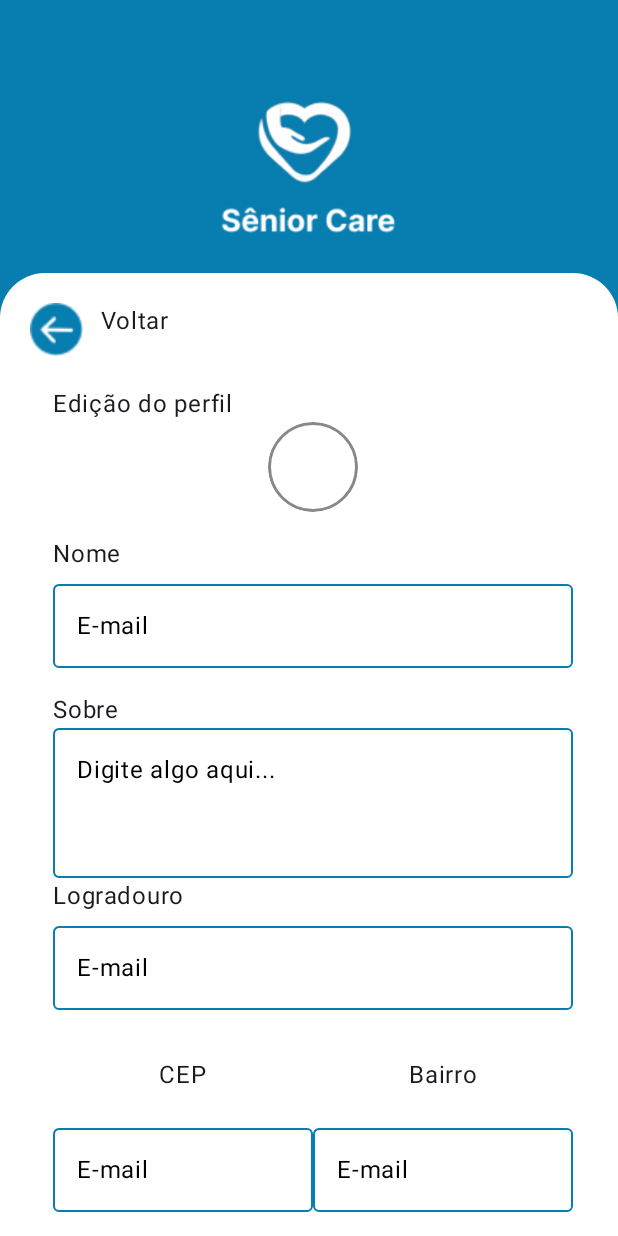
After one commit to SeniorCareSP/app-seniorCare-kotlin, an Android app built with Jetpack Compose: the EdicaoPerfil screen opened directly, with no data from a screen before it, on a phone screen of 412 x 824 dp. The commit adds this screen. Run offline under Robolectric (Android 15) with nearby library versions, the phone set to English and light mode, and no system bars.

Commit message:
melhorias nas telas

```diff
--- a/App/app/src/main/AndroidManifest.xml
+++ b/App/app/src/main/AndroidManifest.xml
@@ -12,6 +12,11 @@
         android:supportsRtl="true"
         android:theme="@style/Theme.MobileSeniorCare"
         tools:targetApi="31">
+        <activity
+            android:name=".EdicaoPerfil"
+            android:exported="false"
+            android:label="@string/title_activity_edicao_perfil"
+            android:theme="@style/Theme.MobileSeniorCare" />
         <activity
             android:name=".Cadastro6"
             android:exported="false"
--- a/App/app/src/main/java/com/example/mobileseniorcare/Cadastro1.kt
+++ b/App/app/src/main/java/com/example/mobileseniorcare/Cadastro1.kt
@@ -20,6 +20,7 @@ import androidx.compose.foundation.layout.height
 import androidx.compose.foundation.layout.padding
 import androidx.compose.foundation.layout.size
 import androidx.compose.foundation.layout.width
+import androidx.compose.foundation.shape.RoundedCornerShape
 import androidx.compose.material3.Button
 import androidx.compose.material3.OutlinedTextField
 import androidx.compose.material3.OutlinedTextFieldDefaults
@@ -218,8 +219,8 @@ fun Greeting2(name: String, modifier: Modifier = Modifier) {
             Button(
                 onClick = { /* Ação de próximo */ },
                 modifier = Modifier
-                    .fillMaxWidth()
-                    .clip(androidx.compose.foundation.shape.RoundedCornerShape(8.dp)), // Bordas arredondadas
+                    .fillMaxWidth(),
+                shape = RoundedCornerShape(10.dp),
                 colors = androidx.compose.material3.ButtonDefaults.buttonColors(
                     containerColor = buttonBackgroundColor,
                     contentColor = buttonTextColor
--- a/App/app/src/main/java/com/example/mobileseniorcare/Cadastro2.kt
+++ b/App/app/src/main/java/com/example/mobileseniorcare/Cadastro2.kt
@@ -20,6 +20,7 @@ import androidx.compose.foundation.layout.height
 import androidx.compose.foundation.layout.padding
 import androidx.compose.foundation.layout.size
 import androidx.compose.foundation.layout.width
+import androidx.compose.foundation.shape.RoundedCornerShape
 import androidx.compose.material3.Button
 import androidx.compose.material3.OutlinedTextField
 import androidx.compose.material3.OutlinedTextFieldDefaults
@@ -187,8 +188,8 @@ fun Greeting3(name: String, modifier: Modifier = Modifier) {
                 Button(
                     onClick = { /* Ação de próximo */ },
                     modifier = Modifier
-                        .fillMaxWidth()
-                        .clip(androidx.compose.foundation.shape.RoundedCornerShape(8.dp)),
+                        .fillMaxWidth(),
+                    shape = RoundedCornerShape(10.dp),
                     colors = androidx.compose.material3.ButtonDefaults.buttonColors(
                         containerColor = buttonBackgroundColor,
                         contentColor = buttonTextColor
@@ -202,6 +203,7 @@ fun Greeting3(name: String, modifier: Modifier = Modifier) {
                         .fillMaxWidth()
                         .clip(androidx.compose.foundation.shape.RoundedCornerShape(8.dp))
                         .border(1.dp, borderColor, shape = androidx.compose.foundation.shape.RoundedCornerShape(8.dp)),
+                    shape = RoundedCornerShape(10.dp),
                     colors = androidx.compose.material3.ButtonDefaults.buttonColors(
                         containerColor = buttonWhiteBackgroundColor,
                         contentColor = buttonWhiteTextColor
--- a/App/app/src/main/java/com/example/mobileseniorcare/Cadastro3.kt
+++ b/App/app/src/main/java/com/example/mobileseniorcare/Cadastro3.kt
@@ -17,6 +17,7 @@ import androidx.compose.foundation.layout.fillMaxWidth
 import androidx.compose.foundation.layout.height
 import androidx.compose.foundation.layout.padding
 import androidx.compose.foundation.layout.size
+import androidx.compose.foundation.shape.RoundedCornerShape
 import androidx.compose.material3.Button
 import androidx.compose.material3.OutlinedTextField
 import androidx.compose.material3.OutlinedTextFieldDefaults
@@ -168,8 +169,8 @@ fun Greeting4(name: String, modifier: Modifier = Modifier) {
                 Button(
                     onClick = { /* Ação de próximo */ },
                     modifier = Modifier
-                        .fillMaxWidth()
-                        .clip(androidx.compose.foundation.shape.RoundedCornerShape(8.dp)),
+                        .fillMaxWidth(),
+                    shape = RoundedCornerShape(10.dp),
                     colors = androidx.compose.material3.ButtonDefaults.buttonColors(
                         containerColor = buttonBackgroundColor,
                         contentColor = buttonTextColor
@@ -183,6 +184,7 @@ fun Greeting4(name: String, modifier: Modifier = Modifier) {
                         .fillMaxWidth()
                         .clip(androidx.compose.foundation.shape.RoundedCornerShape(8.dp))
                         .border(1.dp, borderColor, shape = androidx.compose.foundation.shape.RoundedCornerShape(8.dp)),
+                        shape = RoundedCornerShape(10.dp),
                     colors = androidx.compose.material3.ButtonDefaults.buttonColors(
                         containerColor = buttonWhiteBackgroundColor,
                         contentColor = buttonWhiteTextColor
--- a/App/app/src/main/java/com/example/mobileseniorcare/Cadastro4.kt
+++ b/App/app/src/main/java/com/example/mobileseniorcare/Cadastro4.kt
@@ -9,6 +9,7 @@ import androidx.compose.foundation.background
 import androidx.compose.foundation.border
 import androidx.compose.foundation.layout.*
 import androidx.compose.foundation.selection.selectable
+import androidx.compose.foundation.shape.RoundedCornerShape
 import androidx.compose.material3.Button
 import androidx.compose.material3.OutlinedTextField
 import androidx.compose.material3.OutlinedTextFieldDefaults
@@ -172,6 +173,7 @@ fun Greeting5(name: String, modifier: Modifier = Modifier) {
                     modifier = Modifier
                         .fillMaxWidth()
                         .clip(androidx.compose.foundation.shape.RoundedCornerShape(8.dp)),
+                    shape = RoundedCornerShape(10.dp),
                     colors = androidx.compose.material3.ButtonDefaults.buttonColors(
                         containerColor = buttonBackgroundColor,
                         contentColor = buttonTextColor
@@ -185,6 +187,7 @@ fun Greeting5(name: String, modifier: Modifier = Modifier) {
                         .fillMaxWidth()
                         .clip(androidx.compose.foundation.shape.RoundedCornerShape(8.dp))
                         .border(1.dp, borderColor, shape = androidx.compose.foundation.shape.RoundedCornerShape(8.dp)),
+                    shape = RoundedCornerShape(10.dp),
                     colors = androidx.compose.material3.ButtonDefaults.buttonColors(
                         containerColor = buttonWhiteBackgroundColor,
                         contentColor = labelColor
--- /dev/null
+++ b/App/app/src/main/java/com/example/mobileseniorcare/EdicaoPerfil.kt
@@ -0,0 +1,319 @@
+package com.example.mobileseniorcare
+
+import android.os.Bundle
+import androidx.activity.ComponentActivity
+import androidx.activity.compose.setContent
+import androidx.activity.enableEdgeToEdge
+import androidx.compose.foundation.Image
+import androidx.compose.foundation.background
+import androidx.compose.foundation.border
+import androidx.compose.foundation.layout.*
+import androidx.compose.foundation.rememberScrollState
+import androidx.compose.foundation.verticalScroll
+import androidx.compose.foundation.shape.CircleShape
+import androidx.compose.foundation.shape.RoundedCornerShape
+import androidx.compose.material3.*
+import androidx.compose.runtime.*
+import androidx.compose.ui.Alignment
+import androidx.compose.ui.draw.clip
+import androidx.compose.ui.graphics.Color
+import androidx.compose.ui.Modifier
+import androidx.compose.ui.platform.LocalConfiguration
+import androidx.compose.ui.res.painterResource
+import androidx.compose.ui.text.style.TextAlign
+import androidx.compose.ui.tooling.preview.Preview
+import androidx.compose.ui.unit.dp
+import androidx.compose.ui.unit.sp
+import com.example.mobileseniorcare.ui.theme.MobileSeniorCareTheme
+
+class EdicaoPerfil : ComponentActivity() {
+    override fun onCreate(savedInstanceState: Bundle?) {
+        super.onCreate(savedInstanceState)
+        enableEdgeToEdge()
+        setContent {
+            MobileSeniorCareTheme {
+                Scaffold(modifier = Modifier.fillMaxSize()) { innerPadding ->
+                    Greeting7(
+                        name = "Android",
+                        modifier = Modifier.padding(innerPadding)
+                    )
+                }
+            }
+        }
+    }
+}
+
+@Composable
+fun Greeting7(name: String, modifier: Modifier = Modifier) {
+    var email by remember { mutableStateOf("") }
+    var senha by remember { mutableStateOf("") }
+    var confirmarSenha by remember { mutableStateOf("") }
+    var cep by remember { mutableStateOf("") }
+    var selectedOption by remember { mutableStateOf("") }
+    val labelColor = Color(0xFF000000)
+    val borderColor = Color(0xFF077DB0)
+    val buttonBackgroundColor = Color(0xFF077DB0)
+    val buttonTextColor = Color.White
+    val buttonWhiteTextColor = Color(0xFF077DB0)
+    val buttonWhiteBackgroundColor = Color.White
+    val textColor = Color.Black
+    var text by remember { mutableStateOf("Digite algo aqui...") }
+
+    val scrollState = rememberScrollState()
+
+    Box(
+        modifier = modifier
+            .fillMaxSize()
+            .background(color = Color(0xFF077DB0)) // Fundo azul
+    ) {
+        Column(
+            modifier = Modifier
+                .fillMaxSize()
+        ) {
+            // Parte superior azul com logo e texto
+            Column(
+                modifier = Modifier
+                    .fillMaxWidth(),
+                //    .heightIn(max = 0.35f * LocalConfiguration.current.screenHeightDp.dp), // 35% para a área azul
+                horizontalAlignment = Alignment.CenterHorizontally,
+                verticalArrangement = Arrangement.Top // Logo mais pra cima
+            ) {
+                Spacer(modifier = Modifier.height(32.dp)) // Espaço para mover a logo mais para cima
+                Image(
+                    painter = painterResource(id = R.drawable.logo_mobile), // Substitua pelo seu recurso de imagem
+                    contentDescription = "Logo do Mobile Senior Care",
+                    modifier = Modifier.size(150.dp) // Ajuste do tamanho da imagem
+                )
+            }
+
+            // Parte inferior branca com campos de login e botões
+            Column(
+                modifier = Modifier
+                    .fillMaxWidth()
+                    .verticalScroll(rememberScrollState())
+                    .background(
+                        color = Color.White,
+                        shape = RoundedCornerShape(
+                            topEnd = 30.dp,
+                            topStart = 30.dp
+                        )
+                    )
+                    .padding(20.dp),
+                horizontalAlignment = Alignment.CenterHorizontally,
+                verticalArrangement = Arrangement.Top // Conteúdo mais para baixo
+            ) {
+
+                Row(
+                    modifier = Modifier
+                        .fillMaxWidth(),
+                    horizontalArrangement = Arrangement.Start
+                ) {
+                    Image(
+                        painter = painterResource(id = R.drawable.seta), // Substitua pelo seu recurso de imagem
+                        contentDescription = "Logo do Mobile Senior Care",
+                        modifier = Modifier.size(35.dp) // Ajuste do tamanho da imagem
+                    )
+                    Text(text = "Voltar", modifier = Modifier.padding(start = 12.dp))
+                }
+                Spacer(modifier = Modifier.height(20.dp))
+
+                Column(
+                    modifier = Modifier
+                        .fillMaxWidth()
+                        .padding(start = 15.dp, end = 10.dp)
+                ) {
+                    Row(
+                        modifier = Modifier.fillMaxWidth(),
+                        horizontalArrangement = Arrangement.Start
+                    ) {
+                        Text(text = "Edição do perfil")
+                    }
+                    Column(
+                        modifier = Modifier
+                            .fillMaxWidth(),
+                        horizontalAlignment = Alignment.CenterHorizontally
+                    ) {
+                        Image(
+                            painter = painterResource(id = R.drawable.senior_care),
+                            contentDescription = "Imagem do Chat",
+                            modifier = Modifier
+                                .size(60.dp)
+                                .clip(CircleShape)
+                                .border(2.dp, Color.Gray, CircleShape)
+                        )
+                    }
+
+                    Spacer(modifier = Modifier.height(16.dp))
+                    Text(text = "Nome")
+                    OutlinedTextField(
+                        label = { Text("E-mail", color = labelColor) },
+                        value = email,
+                        onValueChange = { email = it },
+                        modifier = Modifier.fillMaxWidth(),
+                        colors = OutlinedTextFieldDefaults.colors(
+                            focusedBorderColor = borderColor,
+                            unfocusedBorderColor = borderColor,
+                            focusedTextColor = textColor,
+                            unfocusedTextColor = textColor
+                        )
+                    )
+                    Spacer(modifier = Modifier.height(16.dp))
+                    Text(text = "Sobre", fontSize = 16.sp)
+                    OutlinedTextField(
+                        value = text,
+                        onValueChange = { newText -> text = newText },
+                        modifier = Modifier
+                            .fillMaxWidth()
+                            .height(100.dp),
+                        maxLines = 5,
+                        singleLine = false,
+                        colors = OutlinedTextFieldDefaults.colors(
+                            focusedBorderColor = borderColor,
+                            unfocusedBorderColor = borderColor,
+                            focusedTextColor = textColor,
+                            unfocusedTextColor = textColor
+                        )
+                    )
+
+                    Text(text = "Logradouro")
+                    OutlinedTextField(
+                        label = { Text("E-mail", color = labelColor) },
+                        value = email,
+                        onValueChange = { email = it },
+                        modifier = Modifier.fillMaxWidth(),
+                        colors = OutlinedTextFieldDefaults.colors(
+                            focusedBorderColor = borderColor,
+                            unfocusedBorderColor = borderColor,
+                            focusedTextColor = textColor,
+                            unfocusedTextColor = textColor
+                        )
+                    )
+
+                    Spacer(modifier = Modifier.height(16.dp))
+
+                    Row(
+                        modifier = Modifier
+                            .fillMaxWidth()
+                            .padding(top = 15.dp),
+                        horizontalArrangement = Arrangement.Center
+                    ) {
+                        Column(
+                            horizontalAlignment = Alignment.CenterHorizontally,
+                            verticalArrangement = Arrangement.spacedBy(15.dp),
+                            modifier = Modifier.weight(0.5f)
+                        ) {
+                            Text(text = "CEP")
+                            OutlinedTextField(
+                                label = { Text("E-mail", color = labelColor) },
+                                value = cep,
+                                onValueChange = { cep = it },
+                                modifier = Modifier.fillMaxWidth(),
+                                colors = OutlinedTextFieldDefaults.colors(
+                                    focusedBorderColor = borderColor,
+                                    unfocusedBorderColor = borderColor,
+                                    focusedTextColor = textColor,
+                                    unfocusedTextColor = textColor
+                                )
+                            )
+
+                            Text(text = "Número")
+                            OutlinedTextField(
+                                label = { Text("Número", color = labelColor) },
+                                value = email,
+                                onValueChange = { email = it },
+                                modifier = Modifier.fillMaxWidth(),
+                                colors = OutlinedTextFieldDefaults.colors(
+                                    focusedBorderColor = borderColor,
+                                    unfocusedBorderColor = borderColor,
+                                    focusedTextColor = textColor,
+                                    unfocusedTextColor = textColor
+                                )
+                            )
+                        }
+
+                        Column(
+                            horizontalAlignment = Alignment.CenterHorizontally,
+                            verticalArrangement = Arrangement.spacedBy(15.dp),
+                            modifier = Modifier.weight(0.5f)
+                        ) {
+                            Text(text = "Bairro")
+                            OutlinedTextField(
+                                label = { Text("E-mail", color = labelColor) },
+                                value = cep,
+                                onValueChange = { cep = it },
+                                modifier = Modifier.fillMaxWidth(),
+                                colors = OutlinedTextFieldDefaults.colors(
+                                    focusedBorderColor = borderColor,
+                                    unfocusedBorderColor = borderColor,
+                                    focusedTextColor = textColor,
+                                    unfocusedTextColor = textColor
+                                )
+                            )
+
+                            Text(text = "Cidade")
+                            OutlinedTextField(
+                                label = { Text("Número", color = labelColor) },
+                                value = email,
+                                onValueChange = { email = it },
+                                modifier = Modifier.fillMaxWidth(),
+                                colors = OutlinedTextFieldDefaults.colors(
+                                    focusedBorderColor = borderColor,
+                                    unfocusedBorderColor = borderColor,
+                                    focusedTextColor = textColor,
+                                    unfocusedTextColor = textColor
+                                )
+                            )
+                        }
+
+
+                    }
+
+                    Spacer(modifier = Modifier.height(16.dp))
+
+                    Text(text = "Logradouro")
+                    OutlinedTextField(
+                        label = { Text("E-mail", color = labelColor) },
+                        value = email,
+                        onValueChange = { email = it },
+                        modifier = Modifier.fillMaxWidth(),
+                        colors = OutlinedTextFieldDefaults.colors(
+                            focusedBorderColor = borderColor,
+                            unfocusedBorderColor = borderColor,
+                            focusedTextColor = textColor,
+                            unfocusedTextColor = textColor
+                        )
+                    )
+
+                    Row(){
+
+                    }
+                    Column(modifier = Modifier
+                        .border(1.dp, borderColor, shape = androidx.compose.foundation.shape.RoundedCornerShape(8.dp)),) {
+                        Button(
+                            onClick = { /* Ação de voltar */ },
+                            modifier = Modifier
+                                .fillMaxWidth()
+                                .clip(androidx.compose.foundation.shape.RoundedCornerShape(8.dp))
+                                .border(1.dp, borderColor, shape = androidx.compose.foundation.shape.RoundedCornerShape(8.dp)),
+                            shape = RoundedCornerShape(10.dp),
+                            colors = androidx.compose.material3.ButtonDefaults.buttonColors(
+                                containerColor = buttonWhiteBackgroundColor,
+                                contentColor = buttonWhiteTextColor
+                            )
+                        ) {
+                            Text("Voltar")
+                        }
+                    }
+                }
+            }
+        }
+    }
+}
+
+@Preview(showBackground = true)
+@Composable
+fun GreetingPreview8() {
+    MobileSeniorCareTheme {
+        Greeting7("Android")
+    }
+}
--- a/App/app/src/main/res/values/strings.xml
+++ b/App/app/src/main/res/values/strings.xml
@@ -13,5 +13,6 @@
     <string name="title_activity_conversa">Conversa</string>
     <string name="title_activity_cadastro5">Cadastro5</string>
     <string name="title_activity_cadastro6">Cadastro6</string>
+    <string name="title_activity_edicao_perfil">EdicaoPerfil</string>
 
 </resources>
```
Also changed, not shown: App/app/src/main/res/drawable/seta.png (added), 208 other files.
